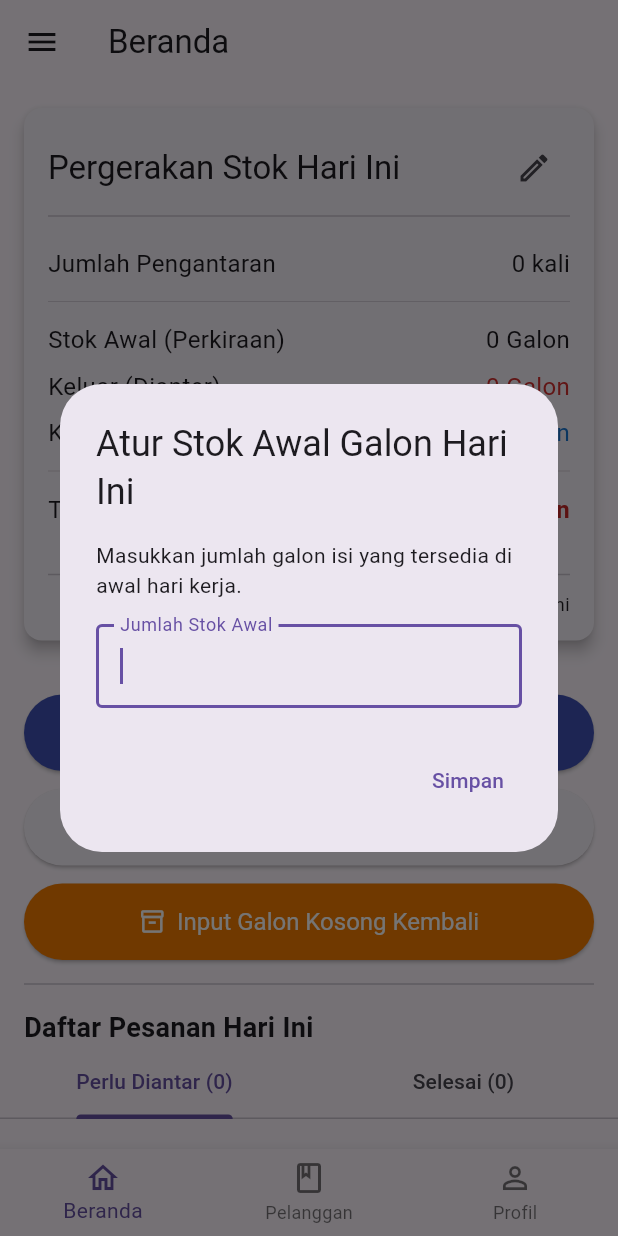
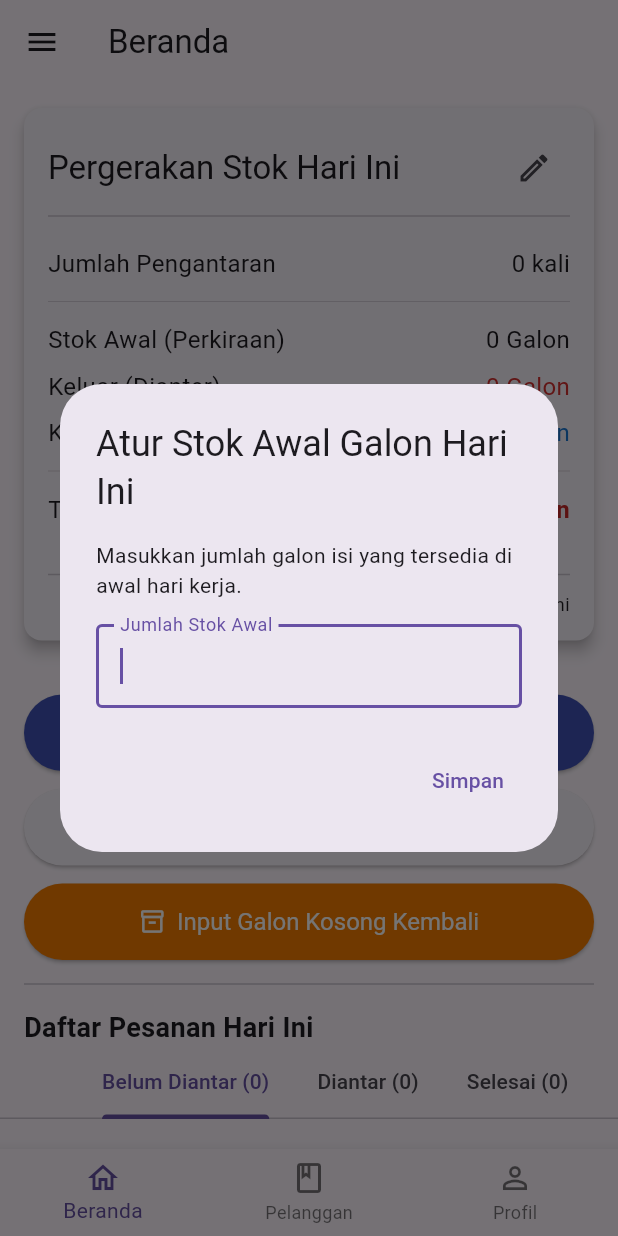
Before and after one commit to adikusumautama/damiu, a Flutter app: the KaryawanHomeScreen screen opened directly, on a phone screen of 412 x 824 dp. Run offline on Flutter 3.47's test engine with Material 3 defaults, Android fonts, the phone set to English and light mode, and no system bars; our stand-ins replace cloud_firestore, connectivity_plus, csv, firebase_auth, firebase_core, fl_chart and 1 more; accounts and stored records are empty; project files that could hold a hidden picture were left out.

Commit message:
Perbaikan tab Filter yang tidak lengkap dan Akumulasi

```diff
--- a/lib/screens/home/karyawan_home_screen.dart
+++ b/lib/screens/home/karyawan_home_screen.dart
@@ -522,20 +522,24 @@ class _KaryawanBerandaContentState extends State<KaryawanBerandaContent>
 
               final allTodaysOrders = snapshot.data ?? [];
 
-              final activeOrders = allTodaysOrders
-                  .where((o) =>
-                      o.status == OrderStatus.pending ||
-                      o.status == OrderStatus.inDelivery)
+              // --- PERUBAHAN LOGIKA FILTER DI SINI ---
+              final pendingOrders = allTodaysOrders
+                  .where((o) => o.status == OrderStatus.pending)
+                  .toList();
+              final inDeliveryOrders = allTodaysOrders
+                  .where((o) => o.status == OrderStatus.inDelivery)
                   .toList();
               final completedOrders = allTodaysOrders
                   .where((o) => o.status == OrderStatus.delivered)
                   .toList();
+              // --- AKHIR PERUBAHAN LOGIKA FILTER ---
 
               return FutureBuilder(
                   future: _syncLocalOrders(allTodaysOrders),
                   builder: (context, syncSnapshot) {
+                    // --- PERUBAHAN PADA DefaultTabController ---
                     return DefaultTabController(
-                      length: 2,
+                      length: 3, // Diubah menjadi 3
                       child: NestedScrollView(
                         headerSliverBuilder: (context, innerBoxIsScrolled) {
                           return [
@@ -563,31 +567,42 @@ class _KaryawanBerandaContentState extends State<KaryawanBerandaContent>
                             ),
                             SliverPersistentHeader(
                               delegate: _SliverAppBarDelegate(
+                                // --- PERUBAHAN PADA TabBar ---
                                 TabBar(
+                                  isScrollable: true, // Agar muat di layar kecil
                                   tabs: [
                                     Tab(
                                         text:
-                                            'Perlu Diantar (${activeOrders.length})'),
+                                            'Belum Diantar (${pendingOrders.length})'),
+                                    Tab(
+                                        text:
+                                            'Diantar (${inDeliveryOrders.length})'),
                                     Tab(
                                         text:
                                             'Selesai (${completedOrders.length})'),
                                   ],
                                 ),
+                                // --- AKHIR PERUBAHAN PADA TabBar ---
                               ),
                               pinned: true,
                             ),
                           ];
                         },
+                        // --- PERUBAHAN PADA TabBarView ---
                         body: TabBarView(
                           children: [
-                            _buildOrderListView(activeOrders,
+                            _buildOrderListView(pendingOrders,
                                 emptyMessage:
                                     'Tidak ada pesanan yang perlu diantar saat ini.'),
+                            _buildOrderListView(inDeliveryOrders,
+                                emptyMessage:
+                                    'Tidak ada pesanan yang sedang diantar.'),
                             _buildOrderListView(completedOrders,
                                 emptyMessage:
-                                    'Belum ada pesanan yang selesai.'),
+                                    'Belum ada pesanan yang selesai hari ini.'),
                           ],
                         ),
+                        // --- AKHIR PERUBAHAN PADA TabBarView ---
                       ),
                     );
                   });
@@ -687,7 +702,7 @@ class _KaryawanBerandaContentState extends State<KaryawanBerandaContent>
                 const SizedBox(width: 8),
                 Chip(
                   label: Text(
-                    order.status,
+                    order.status.replaceAll('_', ' ').toUpperCase(),
                     style: const TextStyle(color: Colors.white, fontSize: 12),
                   ),
                   backgroundColor: getStatusColor(order.status),
@@ -815,6 +830,7 @@ class _KaryawanBerandaContentState extends State<KaryawanBerandaContent>
     );
   }
 
+  // --- PERUBAHAN PADA TOMBOL AKSI PESANAN ---
   Widget _buildOrderActionButtons(Order order) {
     switch (order.status) {
       case OrderStatus.pending:
@@ -866,6 +882,7 @@ class _KaryawanBerandaContentState extends State<KaryawanBerandaContent>
         return const SizedBox.shrink();
     }
   }
+  // --- AKHIR PERUBAHAN TOMBOL AKSI ---
 
   Widget _buildDetailRow(IconData icon, String text) {
     return Padding(
```
